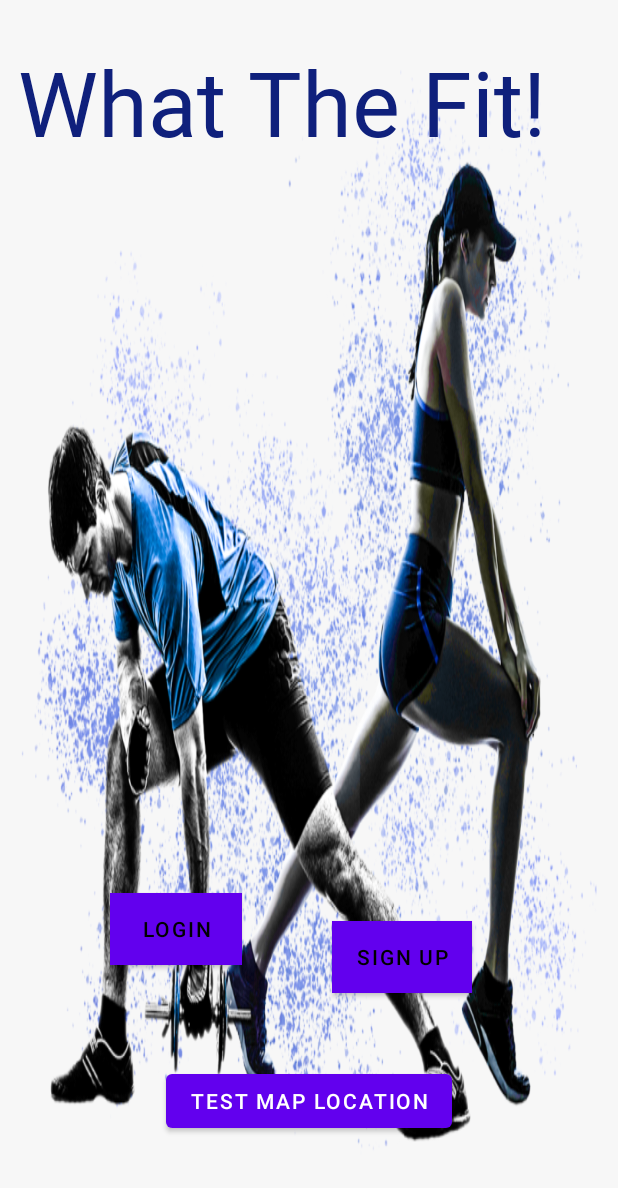
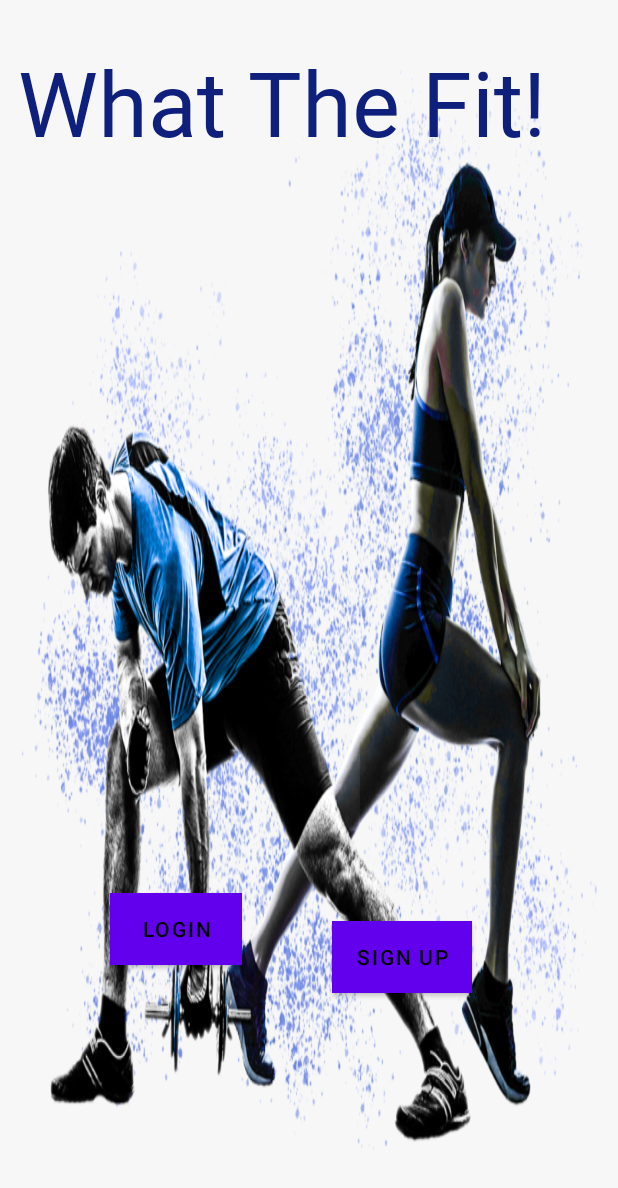
Before and after one commit to A-randhawa/W22_Group6_WhatTheFit, an Android app: the screen it shows after launch (MainActivity), on a phone screen of 412 x 824 dp. Shown: the top 1188 px of the screen. Run offline under Robolectric (Android 15) with nearby library versions, the light colour scheme and no system bars.

Commit message:
more modifications

```diff
--- a/app/src/main/res/layout/activity_main.xml
+++ b/app/src/main/res/layout/activity_main.xml
@@ -72,14 +72,4 @@
         app:layout_constraintTop_toBottomOf="@+id/txtTitle"
         app:layout_constraintVertical_bias="0.94" />
 
-    <Button
-        android:id="@+id/btnTestMapLoc"
-        android:layout_width="wrap_content"
-        android:layout_height="wrap_content"
-        android:text="@string/BtnMapLocTest"
-        app:layout_constraintBottom_toBottomOf="@+id/imgView"
-        app:layout_constraintEnd_toEndOf="parent"
-        app:layout_constraintStart_toStartOf="parent"
-        app:layout_constraintTop_toBottomOf="@+id/loginBtn" />
-
 </androidx.constraintlayout.widget.ConstraintLayout>
```
Also changed, not shown: app/src/main/java/com/example/w22_group6_whatthefit/JsonParser.java (deleted, +0 -70 lines).
